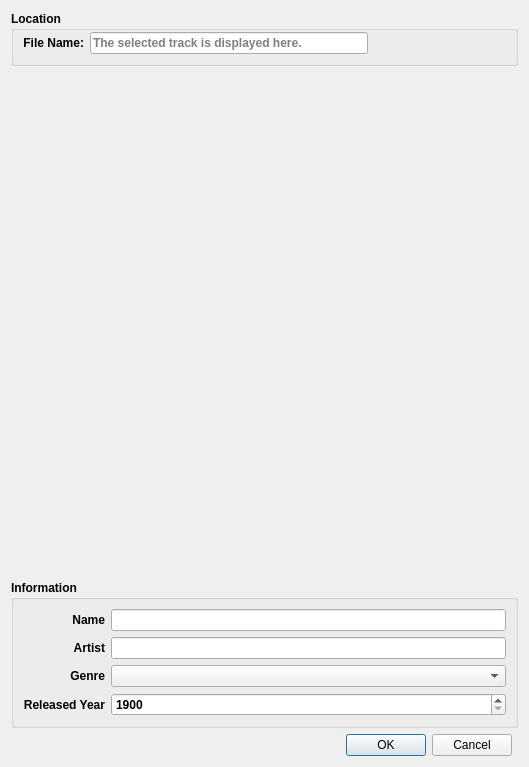
Above: ui/dialogs/songedit.ui from amirmohsen1384/Mockingbird before the change. Below: the same form after it.
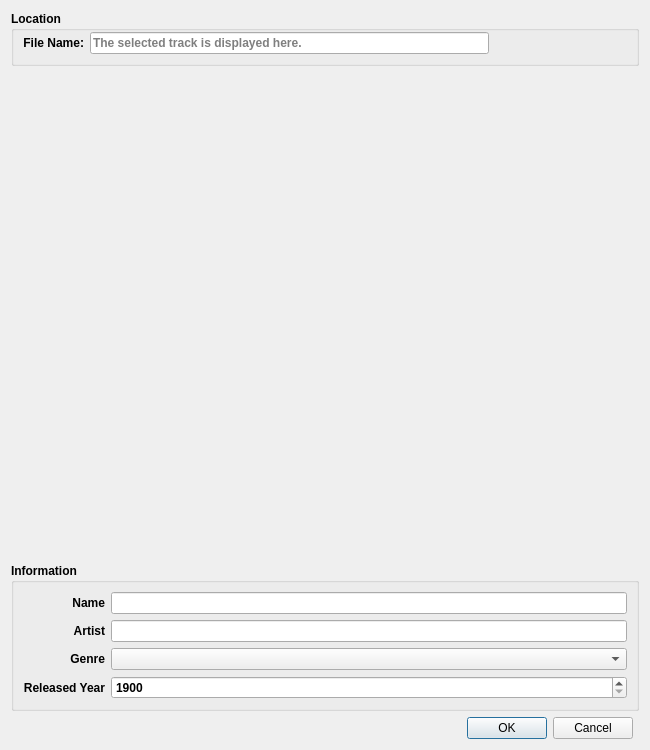
That is the form after the change. Icons and pictures are not drawn. Custom widgets are drawn as their Qt base class.

Commit message: Adjusted the size of dialogs

```diff
--- a/ui/dialogs/songedit.ui
+++ b/ui/dialogs/songedit.ui
@@ -6,8 +6,8 @@
    <rect>
     <x>0</x>
     <y>0</y>
-    <width>529</width>
-    <height>767</height>
+    <width>650</width>
+    <height>750</height>
    </rect>
   </property>
   <property name="acceptDrops">
```
The commit also changes 4 other files.
